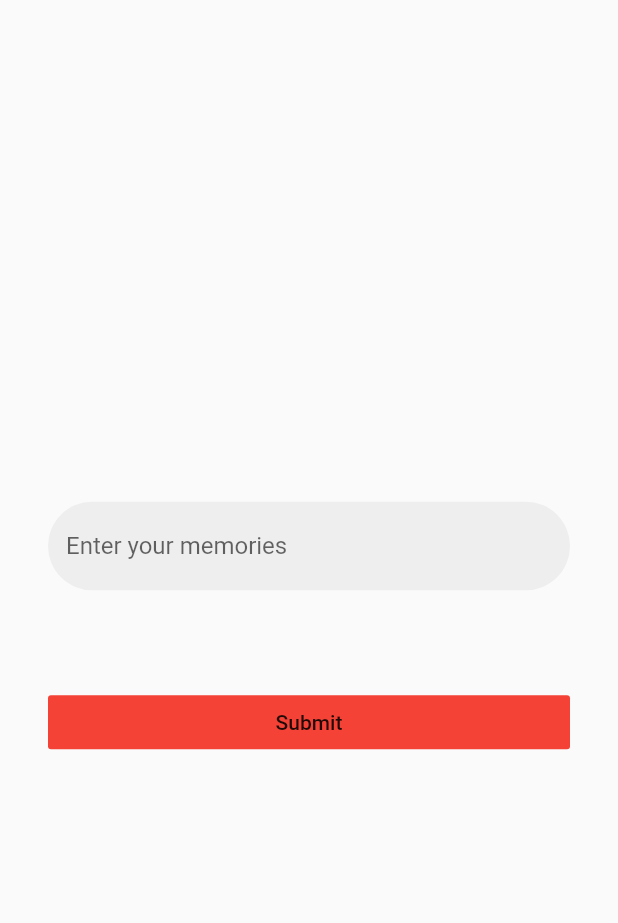
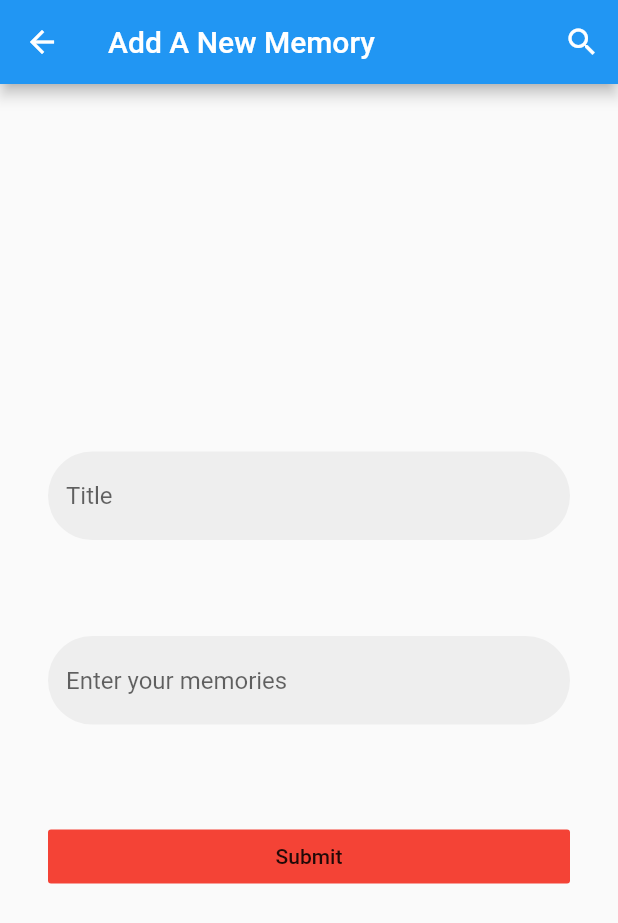
Before and after one commit to AgnellusX1/TravelEX, a Flutter app: the Add screen opened directly, on a phone screen of 412 x 824 dp. Shown: the top 923 px of the screen. Run offline on Flutter 3.47's test engine with Material 2 defaults, Android fonts, the phone set to English and light mode, and no system bars.

Commit message:
Added app bar, Title textview, updated pubspec.yaml

```diff
--- a/lib/screens/add.dart
+++ b/lib/screens/add.dart
@@ -14,10 +14,42 @@ class _AddState extends State<Add> {
   @override
   Widget build(BuildContext context) {
     return Scaffold(
+        appBar: AppBar(
+
+          actions:<Widget> [
+            IconButton(
+              icon: Icon(Icons.search,
+                color: Colors.white,),
+            )
+          ],
+          title: Text("Add A New Memory"),
+        ),
         body: Column(
           mainAxisAlignment: MainAxisAlignment.center,
             children: <Widget>[
               Text(name),
+              Container(
+                child:TextField(
+                    controller:_controller,
+                    decoration:InputDecoration(
+                        enabledBorder:OutlineInputBorder(
+                            borderSide:BorderSide(color:Colors.transparent),
+                            borderRadius:BorderRadius.all(Radius.circular(40))
+
+                        ),
+                        focusedBorder:OutlineInputBorder(
+                            borderSide:BorderSide(color:Colors.transparent),
+                            borderRadius:BorderRadius.all(Radius.circular(40))
+
+                        ),
+                        hintText:"Title",
+                        filled:true,
+                        fillColor: Colors.grey[200]
+
+                    )
+                ),
+                padding: EdgeInsets.all(32),
+              ),
 
               Container(
                 child:TextField(
@@ -41,15 +73,13 @@ class _AddState extends State<Add> {
                 ),
                 padding: EdgeInsets.all(32),
               ),
+
               Container(
                 width:double.infinity,
                 child:FlatButton(
                   child: Text("Submit"),
                   color:Colors.red,
                   onPressed:(){
-
-
-
                     // setState((){
                     //   name= _controller.text;
                     // });
@@ -58,13 +88,9 @@ class _AddState extends State<Add> {
                 padding: EdgeInsets.all(32),
               ),
             ]
-
         )
-
-
     );
   }
-
 
 }
 
--- a/pubspec.yaml
+++ b/pubspec.yaml
@@ -57,6 +57,7 @@ flutter:
     - assets/navarrow.png
     - assets/icon.png
     - assets/bg.jpg
+    - assets/travel.png
 
 
   # An image asset can refer to one or more resolution-specific "variants", see
```
